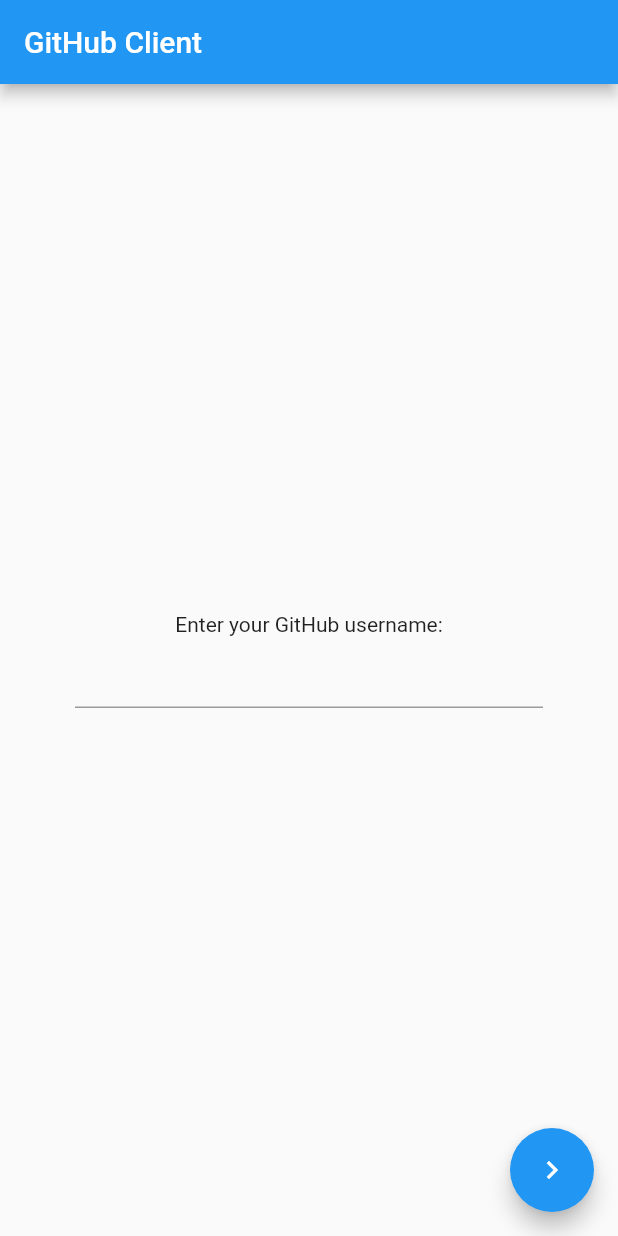
After one commit to gcherubini/FlutterDojo, a Flutter app: the screen it shows after launch, on a phone screen of 412 x 824 dp. The commit adds this screen. Run offline on Flutter 3.47's test engine with Material 2 defaults, Android fonts, the phone set to English and light mode, and no system bars.

Commit message:
Add username input and enter user name text and extract home page to another file

```diff
--- /dev/null
+++ b/lib/home_page.dart
@@ -0,0 +1,50 @@
+import 'package:flutter/cupertino.dart';
+import 'package:flutter/material.dart';
+
+class HomePage extends StatefulWidget {
+  HomePage({Key key}) : super(key: key);
+
+  static const _appBarTitle = 'GitHub Client';
+  static const _enterUserNameText = 'Enter your GitHub username:';
+  static const _contentHorizontalPixelSpacing = 50.0;
+
+  @override
+  _HomePageState createState() => _HomePageState();
+}
+
+class _HomePageState extends State<HomePage> {
+  String _username = '';
+
+  @override
+  Widget build(BuildContext context) {
+    return Scaffold(
+      appBar: AppBar(
+        title: Text(HomePage._appBarTitle),
+      ),
+      body: Center(
+        child: Padding(
+          padding: const EdgeInsets.symmetric(
+              horizontal: HomePage._contentHorizontalPixelSpacing,
+              vertical: 0.0
+          ),
+          child: Column(
+                mainAxisAlignment: MainAxisAlignment.center,
+                children: <Widget>[
+                  Text(HomePage._enterUserNameText),
+                  TextField(
+                    onChanged: (username) {
+                      this._username = username;
+                    },
+                  )
+                ],
+              ),
+        )
+      ),
+      floatingActionButton: FloatingActionButton(
+        onPressed: null,
+        tooltip: 'Submit',
+        child: Icon(Icons.navigate_next),
+      ),
+    );
+  }
+}
```
Also changed, not shown: lib/main.dart (+2 -36 lines).
